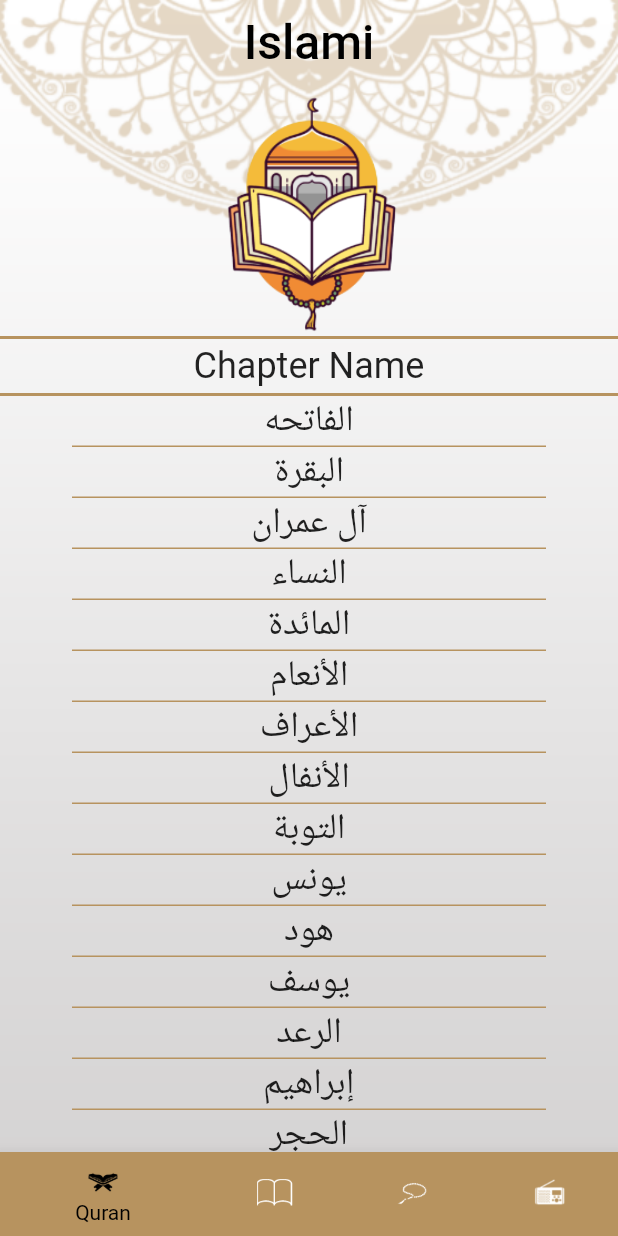
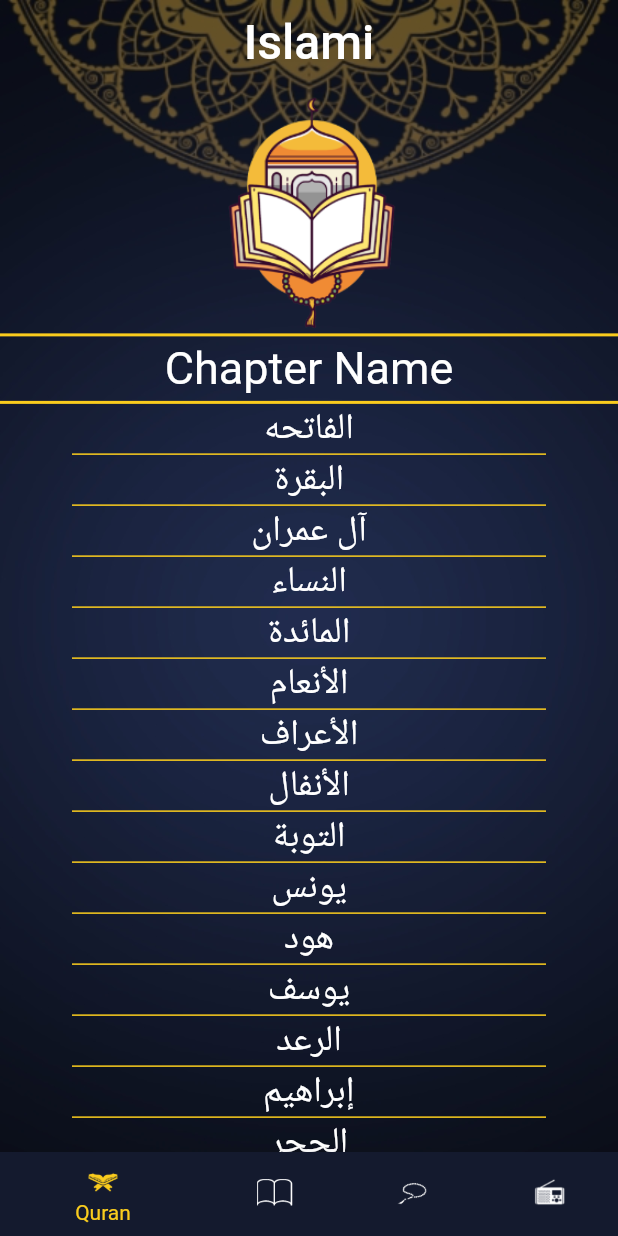
Before and after one commit to mohamednabiltraining/islami-c8-sun, a Flutter app: the screen it shows after launch, on a phone screen of 412 x 824 dp. Run offline on Flutter 3.47's test engine with Material 2 defaults, Android fonts, the phone set to English and light mode, and no system bars.

Commit message:
theme dark theme light theme

```diff
--- a/lib/main.dart
+++ b/lib/main.dart
@@ -2,6 +2,7 @@ import 'package:flutter/material.dart';
 import 'package:islami_c8_sun/ui/chapter_details/chapter_details.dart';
 import 'package:islami_c8_sun/ui/hadeth_details/hadethdetails.dart';
 import 'package:islami_c8_sun/ui/home/home_screen.dart';
+import 'package:islami_c8_sun/ui/mythemdata.dart';
 import 'package:islami_c8_sun/ui/splash/splash_screen.dart';
 
 void main() {
@@ -13,25 +14,9 @@ class MyApplication extends StatelessWidget {
   Widget build(BuildContext context) {
     return MaterialApp(
       debugShowCheckedModeBanner: false,
-      theme: ThemeData(
-          progressIndicatorTheme:
-              ProgressIndicatorThemeData(color: Color(0xFFB7935F)),
-          primaryColor: Color(0xFFB7935F),
-          scaffoldBackgroundColor: Colors.transparent,
-          appBarTheme: const AppBarTheme(
-              iconTheme: IconThemeData(color: Colors.black),
-              backgroundColor: Colors.transparent,
-              elevation: 0,
-              centerTitle: true,
-              titleTextStyle: TextStyle(
-                  color: Colors.black,
-                  fontSize: 32,
-                  fontWeight: FontWeight.w500)),
-          bottomNavigationBarTheme: BottomNavigationBarThemeData(
-            backgroundColor: Color(0xFFB7935F),
-            selectedItemColor: Colors.black,
-            unselectedItemColor: Colors.white,
-          )),
+      theme: MyThemData.lightTheme,
+      darkTheme: MyThemData.darkTheme,
+      themeMode: MyThemData.themeMode ,
       initialRoute: SplashScreen.routeName,
       routes: {
         SplashScreen.routeName: (buildContext) => SplashScreen(),
--- a/lib/ui/chapter_details/chapter_details.dart
+++ b/lib/ui/chapter_details/chapter_details.dart
@@ -1,6 +1,8 @@
 import 'package:flutter/material.dart';
 import 'package:flutter/services.dart';
 import 'package:islami_c8_sun/ui/chapter_details/verse_item.dart';
+
+import '../mythemdata.dart';
 
 class ChapterDetailsScreen extends StatefulWidget {
   static const routeName = 'chapter-details';
@@ -20,7 +22,9 @@ class _ChapterDetailsScreenState extends State<ChapterDetailsScreen> {
     return Container(
       decoration: BoxDecoration(
           image: DecorationImage(
-              image: AssetImage('assets/images/main_background.png'),
+              image: AssetImage(MyThemData.themeMode==ThemeMode.light?
+              'assets/images/main_background.png':
+              'assets/images/darkbg.jpg'),
               fit: BoxFit.fill)),
       child: Scaffold(
         appBar: AppBar(
@@ -31,7 +35,6 @@ class _ChapterDetailsScreenState extends State<ChapterDetailsScreen> {
             : Card(
                 elevation: 24,
                 margin: EdgeInsets.symmetric(horizontal: 12, vertical: 48),
-                color: Colors.white,
                 shape: RoundedRectangleBorder(
                   borderRadius: BorderRadius.circular(24),
                 ),
@@ -42,7 +45,7 @@ class _ChapterDetailsScreenState extends State<ChapterDetailsScreen> {
                   itemCount: verses.length,
                   separatorBuilder: (_, __) {
                     return Container(
-                      color: Theme.of(context).primaryColor,
+                      color: Theme.of(context).accentColor,
                       width: double.infinity,
                       height: 1,
                       margin: EdgeInsets.symmetric(horizontal: 48),
--- a/lib/ui/chapter_details/verse_item.dart
+++ b/lib/ui/chapter_details/verse_item.dart
@@ -12,9 +12,7 @@ class VerseItem extends StatelessWidget {
       '$content {$index}',
       textAlign: TextAlign.center,
       textDirection: TextDirection.rtl,
-      style: TextStyle(
-        fontSize: 20,
-      ),
+      style: Theme.of(context).textTheme.bodyText2,
     );
   }
 }
--- a/lib/ui/hadeth_details/hadethdetails.dart
+++ b/lib/ui/hadeth_details/hadethdetails.dart
@@ -1,5 +1,7 @@
 import 'package:flutter/material.dart';
 import 'package:islami_c8_sun/ui/home/hadeth/hadeth.dart';
+
+import '../mythemdata.dart';
 
 class HadethDetails extends StatelessWidget{
   static const String routeName ='hadethdetails';
@@ -10,7 +12,9 @@ class HadethDetails extends StatelessWidget{
 
     return Container(
       decoration: BoxDecoration(
-        image: DecorationImage(image: AssetImage('assets/images/main_background.png'),
+        image: DecorationImage(image: AssetImage(MyThemData.themeMode==ThemeMode.light?
+        'assets/images/main_background.png':
+        'assets/images/darkbg.jpg'),
             fit: BoxFit.fill),
       ),
       child: Scaffold(
@@ -21,13 +25,11 @@ class HadethDetails extends StatelessWidget{
           children: [
             Expanded(child: Card(
               child: SingleChildScrollView(
-                child: Text(args.content,style: TextStyle(
-                  fontSize: 20
-                ),textAlign: TextAlign.center),
+                child: Text(args.content,style:Theme.of(context).textTheme.bodyText2,
+                    textAlign: TextAlign.center),
               ),
               elevation: 24,
               margin: EdgeInsets.symmetric(horizontal: 12, vertical: 48),
-              color: Colors.white,
               shape: RoundedRectangleBorder(
                 borderRadius: BorderRadius.circular(24),
               ),
--- a/lib/ui/home/hadeth/hadeth_tab.dart
+++ b/lib/ui/home/hadeth/hadeth_tab.dart
@@ -24,19 +24,17 @@ class _HadethTabState extends State<HadethTab> {
           height: 2, width: double.infinity,
           color: Theme
               .of(context)
-              .primaryColor,
+              .accentColor,
           margin: EdgeInsets.only(bottom: 4),
         ),
         Text(
           'Ahadeth',
-          style: TextStyle(
-            fontSize: 24,
-          ),
+          style: Theme.of(context).textTheme.headline3,
         ),
         Container(
           color: Theme
               .of(context)
-              .primaryColor,
+              .accentColor,
           height: 2,
           width: double.infinity,
           margin: EdgeInsets.only(top: 4),
@@ -48,7 +46,7 @@ class _HadethTabState extends State<HadethTab> {
               return HadethTitleWidget(allHadeth[index]);
             }, itemCount: allHadeth.length, separatorBuilder: (buildContext, index) {
               return Container(
-                color: Theme.of(context).primaryColor,
+                color: Theme.of(context).accentColor,
                 height: 1,
                 width: double.infinity,
                 margin: EdgeInsets.symmetric(horizontal: 48),
--- a/lib/ui/home/hadeth/hadethtitle.dart
+++ b/lib/ui/home/hadeth/hadethtitle.dart
@@ -16,7 +16,7 @@ class HadethTitleWidget extends StatelessWidget {
       child: Container(
         alignment: Alignment.center,
         child: Text(hadeth.title,
-          style: TextStyle(fontSize: 24),
+            style: Theme.of(context).textTheme.headline3,
         ),
       ),
     );
--- a/lib/ui/home/home_screen.dart
+++ b/lib/ui/home/home_screen.dart
@@ -3,6 +3,8 @@ import 'package:islami_c8_sun/ui/home/hadeth/hadeth_tab.dart';
 import 'package:islami_c8_sun/ui/home/quran/quran_tab.dart';
 import 'package:islami_c8_sun/ui/home/radio/radio_tab.dart';
 import 'package:islami_c8_sun/ui/home/sebha/sebha_tab.dart';
+
+import '../mythemdata.dart';
 
 class HomeScreen extends StatefulWidget {
   static const String routeName = 'home';
@@ -19,7 +21,11 @@ class _HomeScreenState extends State<HomeScreen> {
     return Container(
       decoration: BoxDecoration(
           image: DecorationImage(
-              image: AssetImage('assets/images/main_background.png'),
+              image: AssetImage(
+                  MyThemData.themeMode==ThemeMode.light?
+                  'assets/images/main_background.png':
+                  'assets/images/darkbg.jpg'
+              ),
               fit: BoxFit.fill)),
       child: Scaffold(
           appBar: AppBar(
--- a/lib/ui/home/quran/chapter_name_widget.dart
+++ b/lib/ui/home/quran/chapter_name_widget.dart
@@ -26,7 +26,7 @@ class ChapterNameWidget extends StatelessWidget {
         alignment: Alignment.center,
         child: Text(
           '$name',
-          style: TextStyle(fontSize: 24),
+          style: Theme.of(context).textTheme.headline6,
         ),
       ),
     );
--- a/lib/ui/home/quran/quran_tab.dart
+++ b/lib/ui/home/quran/quran_tab.dart
@@ -126,19 +126,17 @@ class QuranTab extends StatelessWidget {
         Expanded(
             flex: 1, child: Image.asset('assets/images/quran_top_image.png')),
         Container(
-          color: Theme.of(context).primaryColor,
+          color: Theme.of(context).accentColor,
           height: 2,
           width: double.infinity,
           margin: EdgeInsets.only(bottom: 4),
         ),
         Text(
           'Chapter Name',
-          style: TextStyle(
-            fontSize: 24,
-          ),
+           style: Theme.of(context).textTheme.headline3,
         ),
         Container(
-          color: Theme.of(context).primaryColor,
+          color: Theme.of(context).accentColor,
           height: 2,
           width: double.infinity,
           margin: EdgeInsets.only(top: 4),
@@ -152,7 +150,7 @@ class QuranTab extends StatelessWidget {
               itemCount: names.length,
               separatorBuilder: (buildContext, index) {
                 return Container(
-                  color: Theme.of(context).primaryColor,
+                  color: Theme.of(context).accentColor,
                   height: 1,
                   width: double.infinity,
                   margin: EdgeInsets.symmetric(horizontal: 48),
--- /dev/null
+++ b/lib/ui/mythemdata.dart
@@ -0,0 +1,94 @@
+import 'package:flutter/material.dart';
+
+class MyThemData {
+  static const Color lightPrimaryColor = Color(0xFFB7935F);
+  static const Color lightTextColor = Colors.black;
+  static const Color darkPrimaryColor = Color(0xFF141A2E);
+  static const Color darkTextColor = Colors.white;
+  static const Color darkAccentColor = Color(0xFFFACC1D);
+
+
+  static var lightTheme = ThemeData(
+      progressIndicatorTheme:
+      ProgressIndicatorThemeData(color: lightPrimaryColor),
+      primaryColor: lightPrimaryColor,
+      accentColor:  lightPrimaryColor,
+      cardColor: lightPrimaryColor,
+      scaffoldBackgroundColor: Colors.transparent,
+      appBarTheme: const AppBarTheme(
+          iconTheme: IconThemeData(color: Colors.black),
+          backgroundColor: Colors.transparent,
+          elevation: 0,
+          centerTitle: true,
+          titleTextStyle: TextStyle(
+              color: lightTextColor,
+              fontSize: 32,
+              fontWeight: FontWeight.w500)),
+      bottomNavigationBarTheme: BottomNavigationBarThemeData(
+        backgroundColor: lightPrimaryColor,
+        selectedItemColor: Colors.black,
+        unselectedItemColor: Colors.white,
+      ),
+    textTheme: TextTheme(
+      headline3: TextStyle(
+        color: lightTextColor,
+        fontSize: 32
+      ),
+      headline6: TextStyle(
+        color: lightTextColor,
+        fontSize: 24,
+      ),
+      bodyText1: TextStyle(
+        color: lightTextColor,
+        fontSize: 24,
+      ),
+      bodyText2: TextStyle(
+        color: lightTextColor,
+        fontSize: 20,
+      ),
+    ),
+  );
+
+  static var darkTheme = ThemeData(
+      progressIndicatorTheme:
+  ProgressIndicatorThemeData(color: darkPrimaryColor),
+      primaryColor: darkPrimaryColor,
+      accentColor: darkAccentColor,
+      cardColor: darkPrimaryColor,
+      scaffoldBackgroundColor: Colors.transparent,
+      appBarTheme: const AppBarTheme(
+          iconTheme: IconThemeData(color: Colors.white),
+          backgroundColor: Colors.transparent,
+          elevation: 0,
+          centerTitle: true,
+          titleTextStyle: TextStyle(
+              color: darkTextColor,
+              fontSize: 32,
+              fontWeight: FontWeight.w500)),
+      bottomNavigationBarTheme: BottomNavigationBarThemeData(
+        backgroundColor: lightPrimaryColor,
+        selectedItemColor: Color(0xFFFACC1D),
+        unselectedItemColor: Colors.white,
+      ),
+    textTheme: TextTheme(
+      headline3: TextStyle(
+          color: darkTextColor,
+          fontSize: 30
+      ),
+      headline6: TextStyle(
+        color: darkTextColor,
+        fontSize: 24,
+      ),
+      bodyText1: TextStyle(
+        color: darkTextColor,
+        fontSize: 24,
+      ),
+      bodyText2: TextStyle(
+        color: darkTextColor,
+        fontSize: 20,
+      ),
+    ),
+  );
+
+  static ThemeMode themeMode = ThemeMode.dark ;
+}
--- a/lib/ui/splash/splash_screen.dart
+++ b/lib/ui/splash/splash_screen.dart
@@ -1,5 +1,6 @@
 import 'package:flutter/material.dart';
 import 'package:islami_c8_sun/ui/home/home_screen.dart';
+import 'package:islami_c8_sun/ui/mythemdata.dart';
 
 class SplashScreen extends StatelessWidget {
   static const String routeName = 'splash';
@@ -8,13 +9,15 @@ class SplashScreen extends StatelessWidget {
   Widget build(BuildContext context) {
     Future.delayed(
         Duration(
-          seconds: 2,
+          seconds: 3,
         ), () {
       Navigator.pushReplacementNamed(context, HomeScreen.routeName);
     });
     return Scaffold(
       body: Image.asset(
-        'assets/images/splash_background.png',
+        MyThemData.themeMode==ThemeMode.light?
+        'assets/images/splash_background.png':
+        'assets/images/darksplash.jpg',
         fit: BoxFit.fill,
         width: double.infinity,
         height: double.infinity,
```
Also changed, not shown: assets/images/darkbg.jpg (added), assets/images/darksplash.jpg (added).
